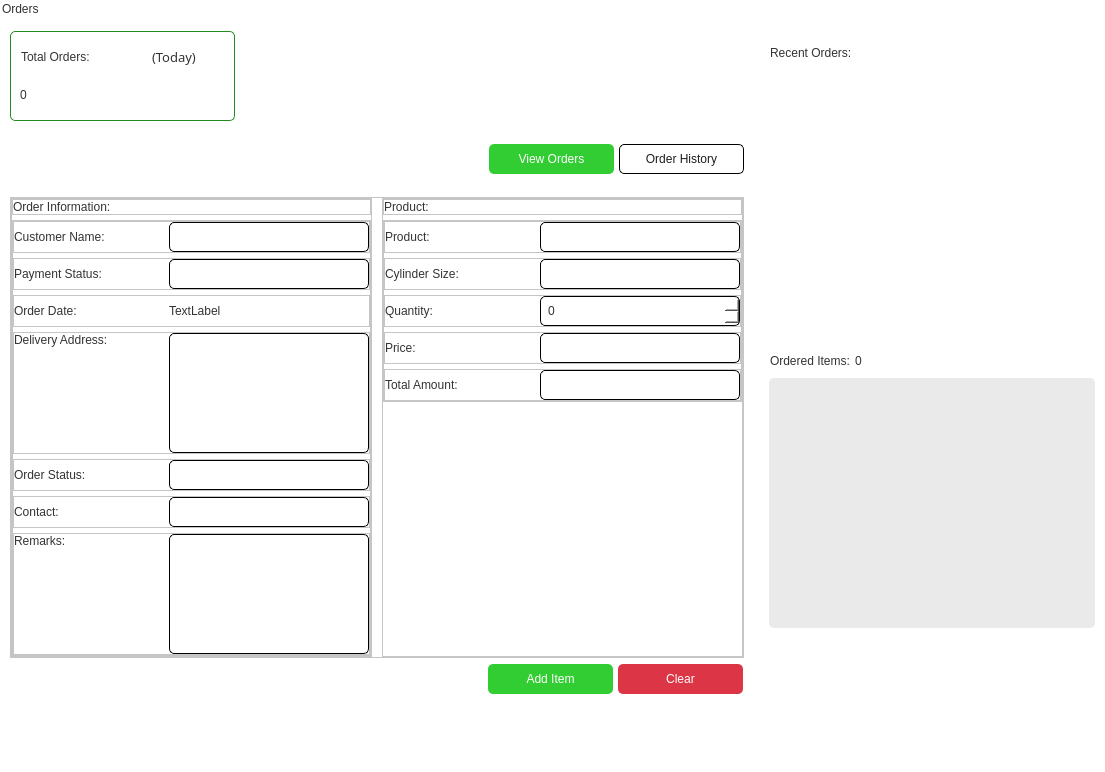
Old version of the form app/src/ui/final_ui/orders_page.ui in the repository Kazu0210/Inventory-System.
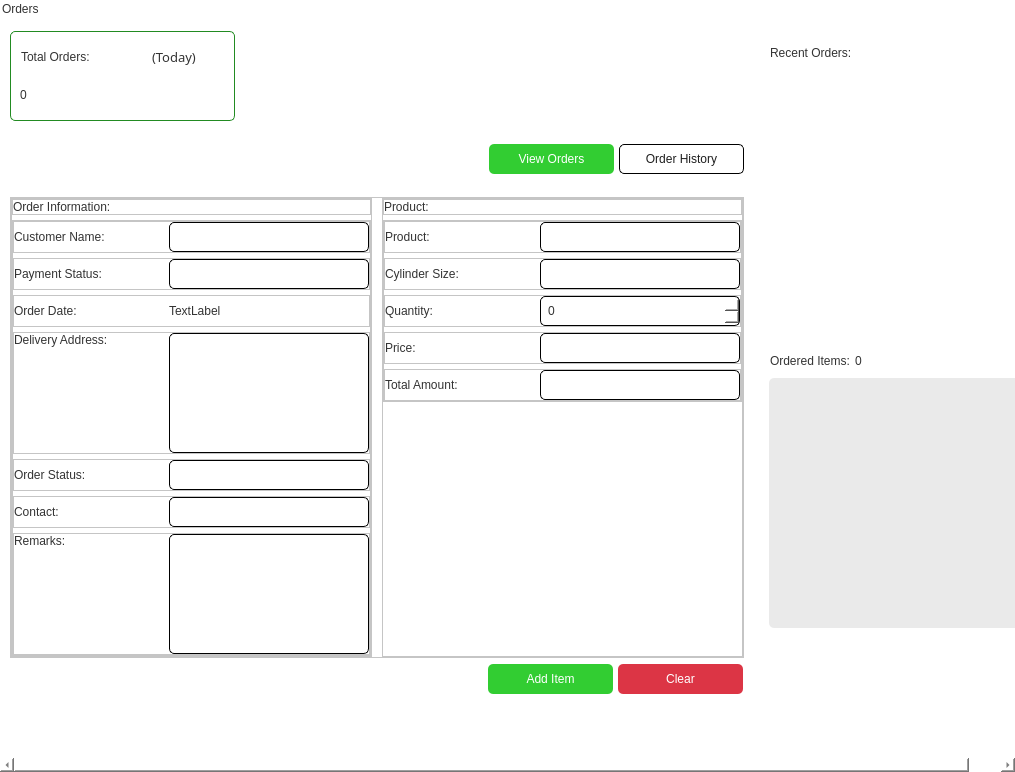
New version of the form.

```diff
--- a/app/src/ui/final_ui/orders_page.ui
+++ b/app/src/ui/final_ui/orders_page.ui
@@ -6,7 +6,7 @@
    <rect>
     <x>0</x>
     <y>0</y>
-    <width>1105</width>
+    <width>1015</width>
     <height>772</height>
    </rect>
   </property>
@@ -81,10 +81,10 @@
      <widget class="QWidget" name="scrollAreaWidgetContents">
       <property name="geometry">
        <rect>
-        <x>0</x>
+        <x>-19</x>
         <y>0</y>
-        <width>1105</width>
-        <height>772</height>
+        <width>1054</width>
+        <height>755</height>
        </rect>
       </property>
       <layout class="QHBoxLayout" name="horizontalLayout_17">
@@ -1643,7 +1643,7 @@
                  <rect>
                   <x>0</x>
                   <y>0</y>
-                  <width>321</width>
+                  <width>270</width>
                   <height>250</height>
                  </rect>
                 </property>
@@ -1736,7 +1736,7 @@
               <widget class="QScrollArea" name="ordered_items_scrollArea">
                <property name="minimumSize">
                 <size>
-                 <width>250</width>
+                 <width>270</width>
                  <height>250</height>
                 </size>
                </property>
@@ -1795,7 +1795,7 @@
                  <rect>
                   <x>0</x>
                   <y>0</y>
-                  <width>321</width>
+                  <width>270</width>
                   <height>250</height>
                  </rect>
                 </property>
```
